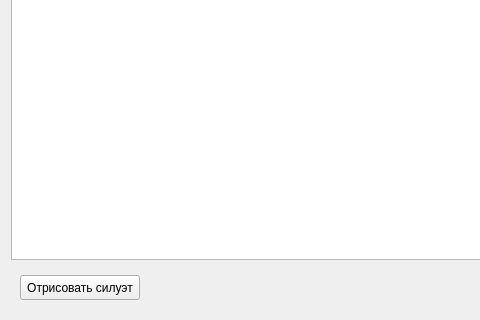
The window that source/gui/resultswidget.ui (baseoleph/secad) describes before a commit, drawn with Qt 5; both pictures show x 0 to 480 and y 202 to 522 of the 764 by 522 pixel window.
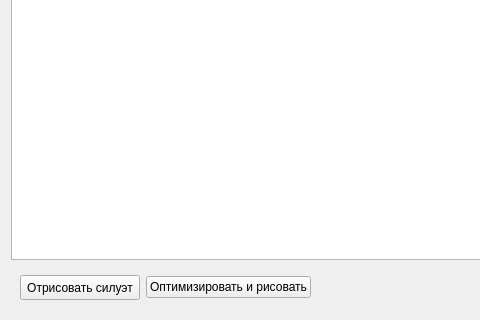
The same window after the commit.

What changed in the file:
```diff
--- a/source/gui/resultswidget.ui
+++ b/source/gui/resultswidget.ui
@@ -45,6 +45,13 @@
         </property>
        </widget>
       </item>
+      <item>
+       <widget class="QPushButton" name="pushButton_opt">
+        <property name="text">
+         <string>Оптимизировать и рисовать</string>
+        </property>
+       </widget>
+      </item>
       <item>
        <widget class="QLabel" name="label">
         <property name="text">
```
